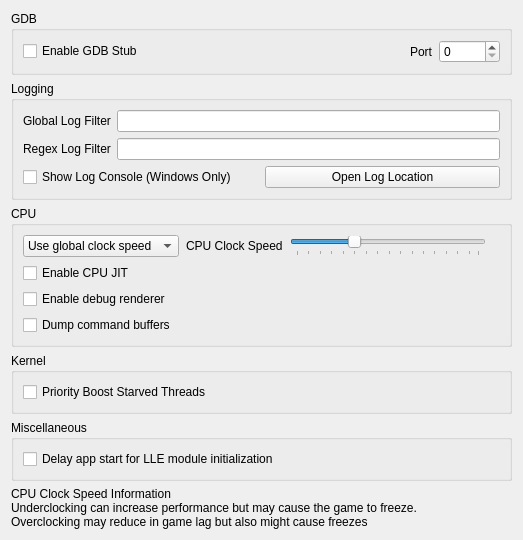
This is src/citra_qt/configuration/configure_debug.ui in rtiangha/bravely-offline-citra as Qt 5 draws it before an edit. The edited form follows.
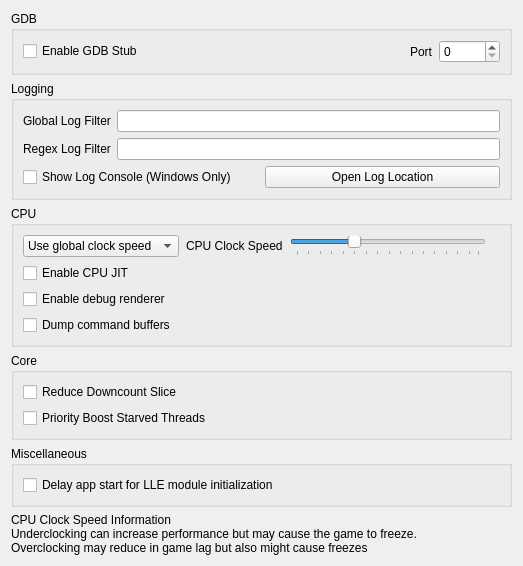
This is the edited form.

Commit message: Android & PC: Implement reduce downcount slice to UI

What changed in the file:
```diff
--- a/src/citra_qt/configuration/configure_debug.ui
+++ b/src/citra_qt/configuration/configure_debug.ui
@@ -236,10 +236,20 @@
    <item>
     <widget class="QGroupBox" name="groupBox_5">
      <property name="title">
-      <string>Kernel</string>
+      <string>Core</string>
      </property>
      <layout class="QGridLayout" name="gridLayout_3">
       <item row="1" column="0">
+       <widget class="QCheckBox" name="toggle_reduce_downcount_slice">
+        <property name="toolTip">
+         <string>&lt;html&gt;&lt;head/&gt;&lt;body&gt;&lt;p&gt;Reduces core timing downcount to a smaller time slice, reducing CPU usage. This may improve the performance for GPU heavy games, but if the game is CPU hungry, it may cause a performance hit.&lt;/p&gt;&lt;/body&gt;&lt;/html&gt;</string>
+        </property>
+        <property name="text">
+         <string>Reduce Downcount Slice</string>
+        </property>
+       </widget>
+      </item>
+      <item row="2" column="0">
        <widget class="QCheckBox" name="toggle_priority_boost_starved_threads">
         <property name="toolTip">
          <string>&lt;html&gt;&lt;head/&gt;&lt;body&gt;&lt;p&gt;Boost low priority starved threads during kernel rescheduling. This may improve the performance.&lt;/p&gt;&lt;/body&gt;&lt;/html&gt;</string>
```
The commit also changes 10 other files.
